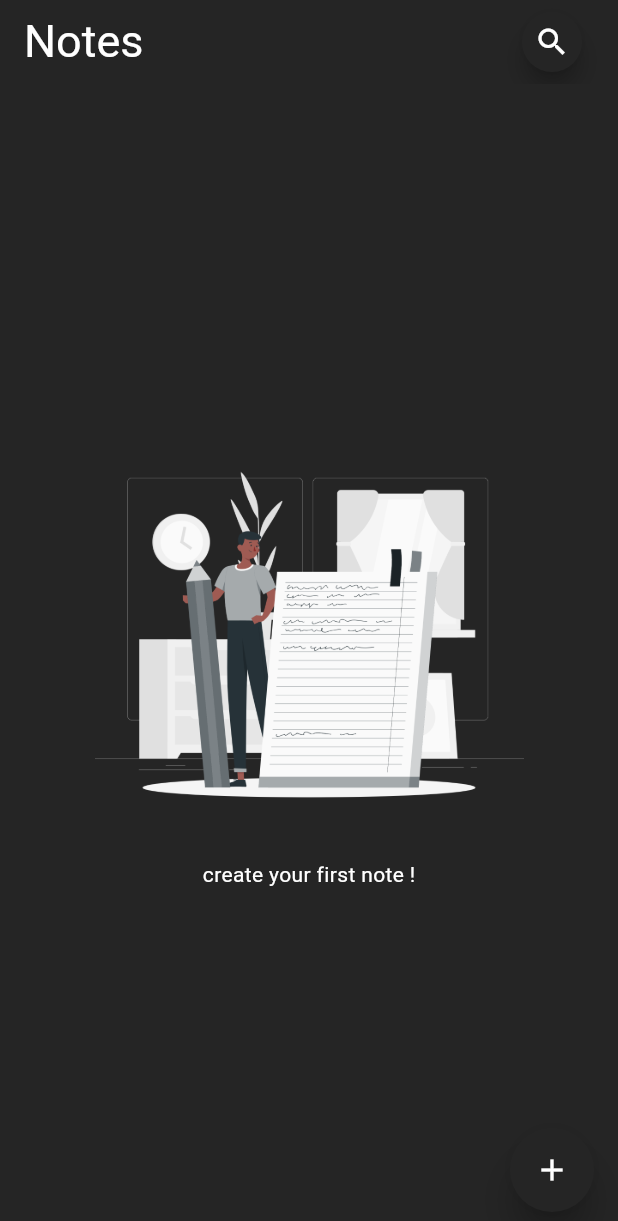
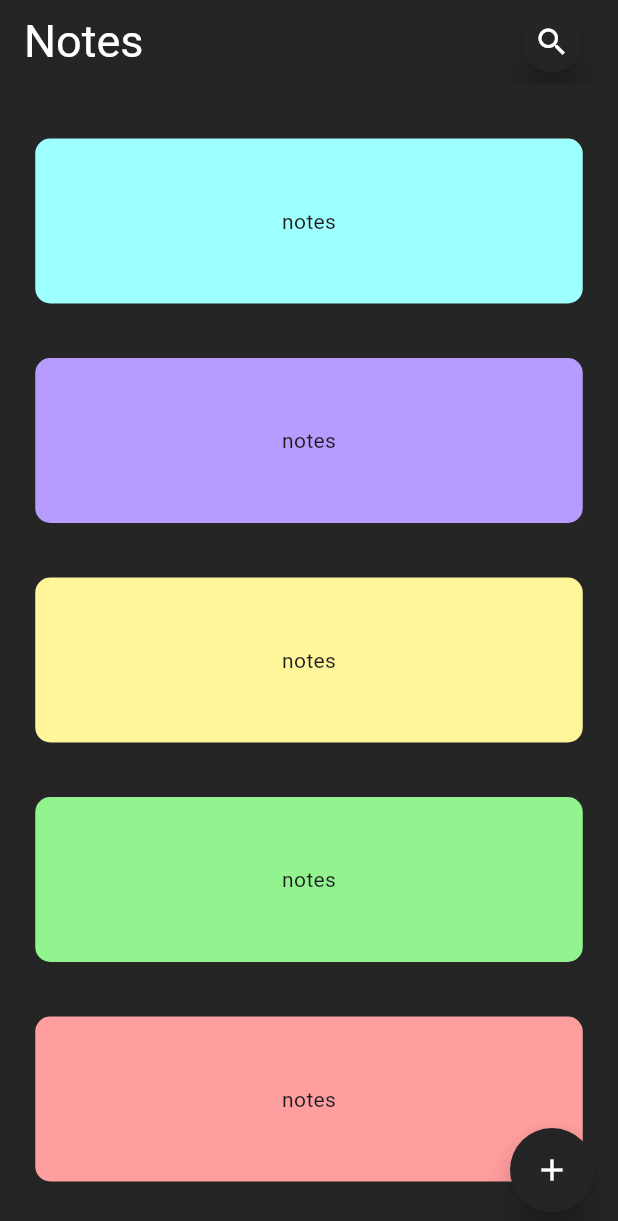
Before and after one commit to aqquaa-4thewin/flutter_side_project, a Flutter app: the screen it shows after launch, on a phone screen of 412 x 824 dp. Shown: the top 1221 px of the screen. Run offline on Flutter 3.47's test engine with Material 3 defaults, Android fonts, the phone set to English and light mode, and no system bars.

Commit message:
empty page and home pages UI done

```diff
--- a/lib/main.dart
+++ b/lib/main.dart
@@ -1,5 +1,6 @@
 import 'package:flutter/material.dart';
 import 'package:flutter_side_project/pages/home-empty.dart';
+import 'package:flutter_side_project/pages/home-screen.dart';
 
 void main() {
   runApp(const MyApp());
@@ -16,7 +17,7 @@
       theme: ThemeData(
         useMaterial3: true,
       ),
-      home: const HomePageEmpty(),
+      home: const HomeScreenPage(),
       debugShowCheckedModeBanner: false,
     );
   }
--- a/lib/pages/home-empty.dart
+++ b/lib/pages/home-empty.dart
@@ -1,6 +1,7 @@
 import 'package:flutter/material.dart';
 import 'package:flutter_side_project/pages/add-note.dart';
 import 'package:flutter_side_project/theme/colors.dart';
+import 'package:flutter_side_project/widgets/custom-button.dart';
 
 class HomePageEmpty extends StatefulWidget {
   const HomePageEmpty({super.key});
@@ -22,25 +23,11 @@ class _HomePageEmptyState extends State<HomePageEmpty> {
         ),
         actions: [
           Padding(
-            padding: const EdgeInsets.symmetric(horizontal: 20),
-            child: FloatingActionButton(
-              onPressed: () {
-                Navigator.push(
-                  context,
-                  MaterialPageRoute<void>(
-                    builder: (BuildContext context) => const AddNotePage(),
-                  ),
-                );
-              },
-              backgroundColor: Color(0xFF252525),
-              foregroundColor: Colors.white,
-              mini: true,
-              shape: CircleBorder(),
-              child: const Icon(
-                Icons.search_outlined,
-              ),
-            ),
-          )
+              padding: const EdgeInsets.symmetric(horizontal: 20),
+              child: CustomButton(
+                iconSymbol: Icon(Icons.search),
+                ismini: true,
+              ))
         ],
       ),
       body: Center(
@@ -58,16 +45,7 @@ class _HomePageEmptyState extends State<HomePageEmpty> {
           ],
         ),
       ),
-      floatingActionButton: FloatingActionButton(
-          onPressed: () {},
-          shape: CircleBorder(),
-          elevation: 10,
-          backgroundColor: Color(0xFF252525),
-          foregroundColor: Colors.white,
-          highlightElevation: 33,
-          child: Icon(
-            Icons.add,
-          )),
+      floatingActionButton: CustomButton(iconSymbol: Icon(Icons.add)),
     );
   }
 }
--- a/lib/pages/home-screen.dart
+++ b/lib/pages/home-screen.dart
@@ -0,0 +1,96 @@
+import 'package:flutter/material.dart';
+import 'package:flutter_side_project/widgets/custom-button.dart';
+
+class HomeScreenPage extends StatefulWidget {
+  const HomeScreenPage({super.key});
+
+  @override
+  State<HomeScreenPage> createState() => _HomeScreenPageState();
+}
+
+class _HomeScreenPageState extends State<HomeScreenPage> {
+  @override
+  Widget build(BuildContext context) {
+    return Scaffold(
+      backgroundColor: const Color(0xFF252525),
+      appBar: AppBar(
+        backgroundColor: Color(0xFF252525),
+        title: const Text(
+          "Notes",
+          style: TextStyle(color: Colors.white, fontSize: 30),
+        ),
+        actions: [
+          Padding(
+              padding: const EdgeInsets.symmetric(horizontal: 20),
+              child: CustomButton(
+                iconSymbol: Icon(Icons.search),
+                ismini: true,
+              ))
+        ],
+      ),
+      body: Center(
+        child: Column(
+          mainAxisAlignment: MainAxisAlignment.spaceEvenly,
+          children: [
+            Container(
+              decoration: BoxDecoration(
+                borderRadius: BorderRadius.all(Radius.circular(10)),
+                color: Color(0xff9effff),
+              ),
+              width: 365,
+              height: 110,
+              alignment: Alignment.center,
+              padding: EdgeInsets.all(10),
+              child: Text("notes"),
+            ),
+            Container(
+              decoration: BoxDecoration(
+                borderRadius: BorderRadius.all(Radius.circular(10)),
+                color: Color(0xffB69CFF),
+              ),
+              width: 365,
+              height: 110,
+              alignment: Alignment.center,
+              padding: EdgeInsets.all(10),
+              child: Text("notes"),
+            ),
+            Container(
+              decoration: BoxDecoration(
+                borderRadius: BorderRadius.all(Radius.circular(10)),
+                color: Color(0xfffff599),
+              ),
+              width: 365,
+              height: 110,
+              alignment: Alignment.center,
+              padding: EdgeInsets.all(10),
+              child: Text("notes"),
+            ),
+            Container(
+              decoration: BoxDecoration(
+                borderRadius: BorderRadius.all(Radius.circular(10)),
+                color: Color(0xff91f48f),
+              ),
+              width: 365,
+              height: 110,
+              alignment: Alignment.center,
+              padding: EdgeInsets.all(10),
+              child: Text("notes"),
+            ),
+            Container(
+              decoration: BoxDecoration(
+                borderRadius: BorderRadius.all(Radius.circular(10)),
+                color: Color(0xffFF9E9E),
+              ),
+              width: 365,
+              height: 110,
+              alignment: Alignment.center,
+              padding: EdgeInsets.all(10),
+              child: Text("notes"),
+            ),
+          ],
+        ),
+      ),
+      floatingActionButton: CustomButton(iconSymbol: Icon(Icons.add)),
+    );
+  }
+}
--- a/lib/widgets/custom-button.dart
+++ b/lib/widgets/custom-button.dart
@@ -1,8 +1,10 @@
 import 'package:flutter/material.dart';
 
 class CustomButton extends StatefulWidget {
-  Icon icon = Icon(Icons.add);
-  CustomButton({super.key, required icon});
+  Icon iconSymbol = Icon(Icons.add);
+  bool ismini;
+  // Constructor with required iconSymbol parameter
+  CustomButton({super.key, required this.iconSymbol, this.ismini = false});
 
   @override
   State<CustomButton> createState() => _CustomButtonState();
@@ -11,6 +13,15 @@ class CustomButton extends StatefulWidget {
 class _CustomButtonState extends State<CustomButton> {
   @override
   Widget build(BuildContext context) {
-    return const Placeholder();
+    return Container(
+        child: FloatingActionButton(
+            onPressed: () {},
+            shape: CircleBorder(),
+            mini: widget.ismini,
+            elevation: 10,
+            backgroundColor: Color(0xFF252525),
+            foregroundColor: Colors.white,
+            highlightElevation: 33,
+            child: widget.iconSymbol));
   }
 }
```
